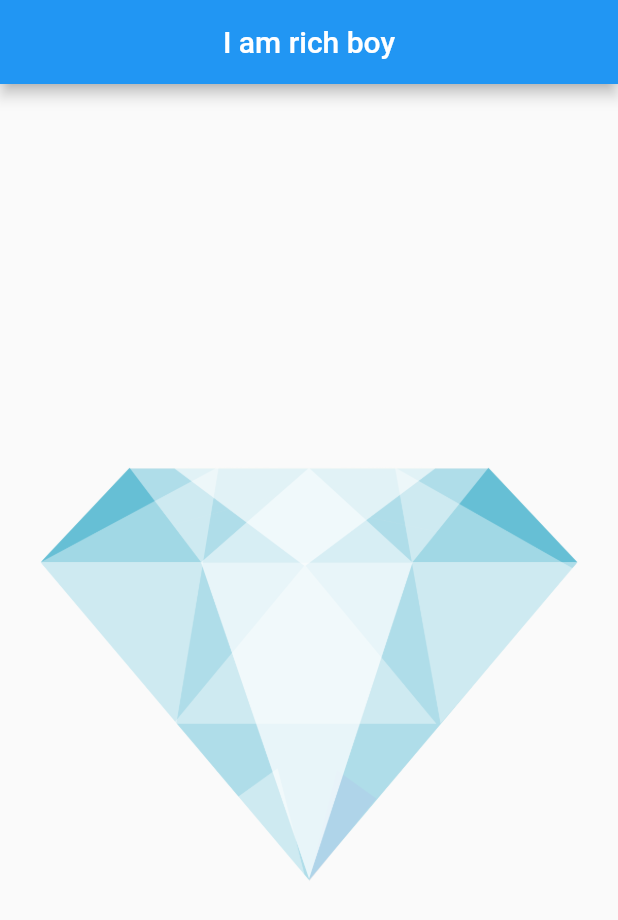
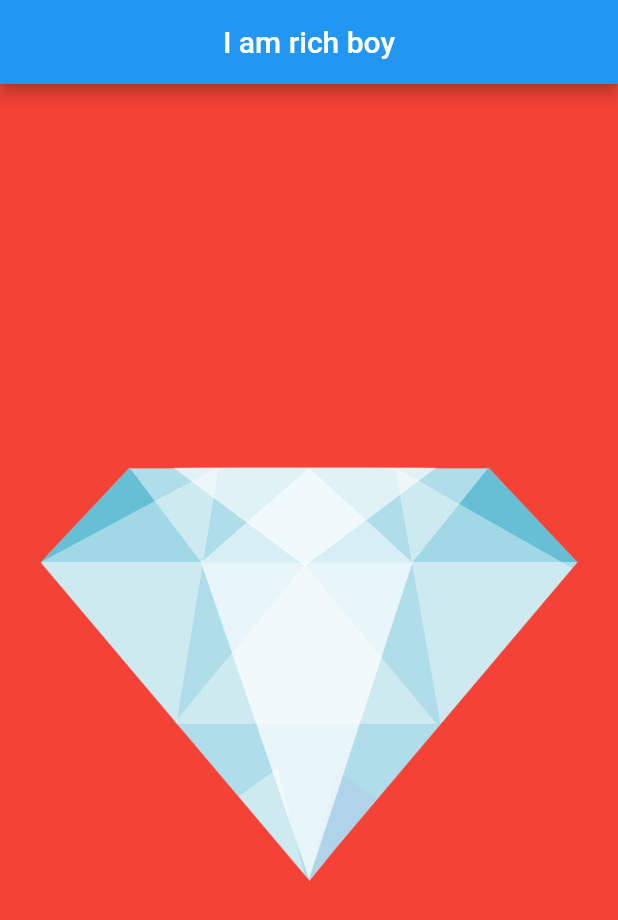
Before and after one commit to AlexStroia/IAmRich, a Flutter app: the screen it shows after launch, on a phone screen of 412 x 824 dp. Shown: the top 920 px of the screen. Run offline on Flutter 3.47's test engine with Material 2 defaults, Android fonts, the phone set to English and light mode, and no system bars.

```diff
--- a/lib/main.dart
+++ b/lib/main.dart
@@ -12,15 +12,14 @@ class MyApp extends StatelessWidget {
     return MaterialApp(
         title: _title,
         home: Scaffold(
-          appBar: AppBar(
-            title: Text(_title),
-            backgroundColor: Colors.blue,
-            centerTitle: true,
-          ),
-          body: Center(
-            child: Image(image: AssetImage("images/diamond.png")
+            backgroundColor: Colors.red,
+            appBar: AppBar(
+              title: Text(_title),
+              backgroundColor: Colors.blue,
+              centerTitle: true,
             ),
-          )
-        ));
+            body: Center(
+              child: Image(image: AssetImage("images/diamond.png")),
+            )));
   }
 }
```
